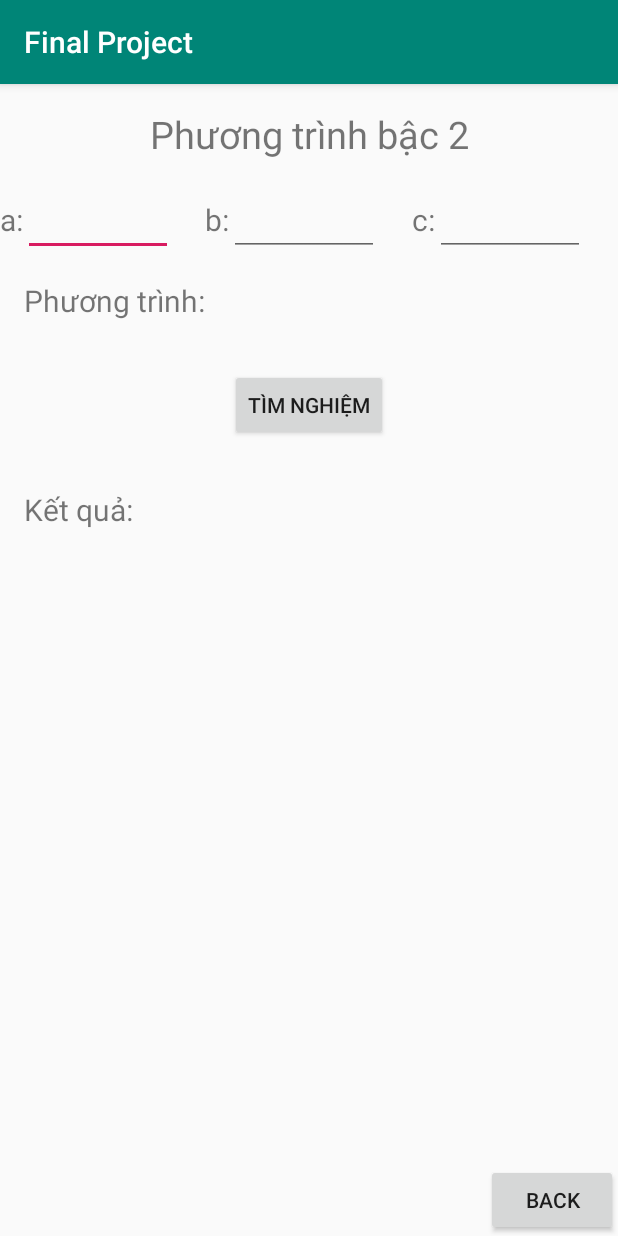
After one commit to darksider2699/projectAndroid, an Android app: the PT screen opened directly, with no data from a screen before it, on a phone screen of 412 x 824 dp. The commit adds this screen. Run offline under Robolectric (Android 15) with nearby library versions, the phone set to English and light mode, and no system bars.

Commit message:
Project V2 - Tinh Toan Phuong Trinh Bac 2

```diff
--- a/FinalProject/app/src/main/AndroidManifest.xml
+++ b/FinalProject/app/src/main/AndroidManifest.xml
@@ -9,7 +9,8 @@
         android:roundIcon="@mipmap/ic_launcher_round"
         android:supportsRtl="true"
         android:theme="@style/AppTheme">
-        <activity android:name=".Luonggiac"></activity>
+        <activity android:name=".PT"></activity>
+        <activity android:name=".Luonggiac" />
         <activity android:name=".Basic" />
         <activity android:name=".MainActivity">
             <intent-filter>
--- /dev/null
+++ b/FinalProject/app/src/main/java/com/qhung/finalproject/PT.java
@@ -0,0 +1,144 @@
+package com.qhung.finalproject;
+
+import androidx.appcompat.app.AppCompatActivity;
+
+import android.os.Bundle;
+import android.text.Editable;
+import android.text.TextWatcher;
+import android.view.View;
+import android.widget.Button;
+import android.widget.EditText;
+import android.widget.TextView;
+import android.widget.Toast;
+
+public class PT extends AppCompatActivity {
+    EditText edta,edtb,edtc;
+    TextView tvpt,tvres;
+    Button btn,btn_back;
+    String a="",b="",c="",res="";
+    @Override
+    protected void onCreate(Bundle savedInstanceState) {
+        super.onCreate(savedInstanceState);
+        setContentView(R.layout.activity_pt);
+        edta = findViewById(R.id.edt_a);
+        edtb = findViewById(R.id.edt_b);
+        edtc = findViewById(R.id.edt_c);
+        tvpt = findViewById(R.id.tv_pt);
+        tvres = findViewById(R.id.tv_res);
+        btn = findViewById(R.id.btn);
+        tvpt.setText(res);
+        edta.addTextChangedListener(new TextWatcher() {
+            @Override
+            public void beforeTextChanged(CharSequence charSequence, int i, int i1, int i2) {
+
+            }
+
+            @Override
+            public void onTextChanged(CharSequence charSequence, int i, int i1, int i2) {
+                a=charSequence.toString();
+                res="";
+                if (!a.isEmpty()) res="("+a+")x^2";
+                if (!b.isEmpty())
+                    if (res.isEmpty()) res="("+b+")x";
+                        else res=res+"+("+b+")x";
+                if (!c.isEmpty())
+                    if (res.isEmpty()) res="("+c+")";
+                    else res=res+"+("+c+")";
+                if (!res.isEmpty()) res=res+"=0";
+                tvpt.setText(res);
+            }
+
+            @Override
+            public void afterTextChanged(Editable editable) {
+
+            }
+        });
+        edtb.addTextChangedListener(new TextWatcher() {
+            @Override
+            public void beforeTextChanged(CharSequence charSequence, int i, int i1, int i2) {
+
+            }
+
+            @Override
+            public void onTextChanged(CharSequence charSequence, int i, int i1, int i2) {
+                b=charSequence.toString();
+                res="";
+                if (!a.isEmpty()) res="("+a+")x^2";
+                if (!b.isEmpty())
+                    if (res.isEmpty()) res="("+b+")x";
+                    else res=res+"+("+b+")x";
+                if (!c.isEmpty())
+                    if (res.isEmpty()) res="("+c+")";
+                    else res=res+"+("+c+")";
+                if (!res.isEmpty()) res=res+"=0";
+                tvpt.setText(res);
+            }
+
+            @Override
+            public void afterTextChanged(Editable editable) {
+
+            }
+        });
+        edtc.addTextChangedListener(new TextWatcher() {
+            @Override
+            public void beforeTextChanged(CharSequence charSequence, int i, int i1, int i2) {
+
+            }
+
+            @Override
+            public void onTextChanged(CharSequence charSequence, int i, int i1, int i2) {
+                c=charSequence.toString();
+                res="";
+                if (!a.isEmpty()) res="("+a+")x^2";
+                if (!b.isEmpty())
+                    if (res.isEmpty()) res="("+b+")x";
+                    else res=res+"+("+b+")x";
+                if (!c.isEmpty())
+                    if (res.isEmpty()) res="("+c+")";
+                    else res=res+"+("+c+")";
+                if (!res.isEmpty()) res=res+"=0";
+                tvpt.setText(res);
+            }
+
+            @Override
+            public void afterTextChanged(Editable editable) {
+
+            }
+        });
+        btn.setOnClickListener(new View.OnClickListener() {
+            @Override
+            public void onClick(View view) {
+                if (a.isEmpty() && b.isEmpty() && c.isEmpty()){
+                    Toast.makeText(PT.this, "Bạn phải nhập ít nhất 1 giá trị", Toast.LENGTH_SHORT).show();
+                }
+                else{
+                    double x=0,y=0,z=0;
+                    if (!a.isEmpty()) x=Double.parseDouble(a);
+                    if (!b.isEmpty()) y=Double.parseDouble(b);
+                    if (!c.isEmpty()) z=Double.parseDouble(c);
+                    if (x==0){
+                        if (y==0){
+                            if (z==0)
+                                tvres.setText("Phương trình vô số nghiệm");
+                            else tvres.setText("Phương trình vô nghiệm");
+                        }
+                        else tvres.setText("x="+(-z/y));
+                    }
+                    else{
+                        double delta=y*y-4*x*z;
+                        if (delta<0) tvres.setText("Phương trình vô nghiệm");
+                        if (delta==0) tvres.setText("x="+(-y/2/x));
+                        if (delta>0) tvres.setText("x1="+((-y+Math.sqrt(delta))/2/x)+" và x2="+((-y-Math.sqrt(delta))/2/x));
+                    }
+                }
+            }
+        });
+        btn_back = findViewById(R.id.btn_back);
+        btn_back.setOnClickListener(new View.OnClickListener() {
+            @Override
+            public void onClick(View view) {
+                finish();
+            }
+        });
+    }
+}
--- /dev/null
+++ b/FinalProject/app/src/main/res/layout/activity_pt.xml
@@ -0,0 +1,174 @@
+<?xml version="1.0" encoding="utf-8"?>
+<LinearLayout xmlns:android="http://schemas.android.com/apk/res/android"
+    xmlns:app="http://schemas.android.com/apk/res-auto"
+    xmlns:tools="http://schemas.android.com/tools"
+    android:layout_width="match_parent"
+    android:layout_height="match_parent"
+    android:orientation="vertical"
+    tools:context=".PT">
+
+    <TextView
+        android:layout_margin="16dp"
+        android:gravity="center"
+        android:text="Phương trình bậc 2"
+        android:textSize="25dp"
+        android:layout_width="match_parent"
+        android:layout_height="wrap_content">
+    </TextView>
+
+    <LinearLayout
+
+        android:orientation="horizontal"
+        android:weightSum="3"
+        android:layout_width="match_parent"
+        android:layout_height="wrap_content">
+
+        <LinearLayout
+            android:layout_weight="1"
+            android:orientation="horizontal"
+            android:layout_width="wrap_content"
+            android:layout_height="wrap_content">
+
+            <TextView
+                android:textSize="20dp"
+                android:text="a:"
+                android:layout_width="wrap_content"
+                android:layout_height="wrap_content">
+
+            </TextView>
+            <EditText
+                android:id="@+id/edt_a"
+                android:inputType="numberSigned|numberDecimal"
+                android:textSize="20dp"
+                android:layout_width="100dp"
+                android:layout_height="wrap_content">
+
+            </EditText>
+
+        </LinearLayout>
+        <LinearLayout
+            android:layout_weight="1"
+            android:orientation="horizontal"
+            android:layout_width="wrap_content"
+            android:layout_height="wrap_content">
+
+            <TextView
+                android:textSize="20dp"
+                android:text="b:"
+                android:layout_width="wrap_content"
+                android:layout_height="wrap_content">
+
+            </TextView>
+            <EditText
+                android:id="@+id/edt_b"
+                android:inputType="numberSigned|numberDecimal"
+                android:textSize="20dp"
+                android:layout_width="100dp"
+                android:layout_height="wrap_content">
+
+            </EditText>
+
+        </LinearLayout>
+        <LinearLayout
+            android:layout_weight="1"
+            android:orientation="horizontal"
+            android:layout_width="wrap_content"
+            android:layout_height="wrap_content">
+
+            <TextView
+                android:textSize="20dp"
+                android:text="c:"
+                android:layout_width="wrap_content"
+                android:layout_height="wrap_content">
+
+            </TextView>
+            <EditText
+                android:id="@+id/edt_c"
+                android:inputType="numberSigned|numberDecimal"
+                android:textSize="20dp"
+                android:layout_width="100dp"
+                android:layout_height="wrap_content">
+
+            </EditText>
+
+        </LinearLayout>
+
+    </LinearLayout>
+    <LinearLayout
+        android:layout_margin="16dp"
+        android:weightSum="6"
+        android:orientation="horizontal"
+        android:layout_width="match_parent"
+        android:layout_height="wrap_content">
+        <TextView
+            android:layout_weight="4"
+            android:textSize="20dp"
+            android:text="Phương trình: "
+            android:layout_width="match_parent"
+            android:layout_height="wrap_content">
+
+        </TextView>
+        <TextView
+            android:id="@+id/tv_pt"
+            android:textSize="20dp"
+            android:layout_weight="2"
+            android:layout_width="match_parent"
+            android:layout_height="wrap_content">
+
+        </TextView>
+    </LinearLayout>
+    <LinearLayout
+        android:layout_margin="16dp"
+        android:gravity="center"
+        android:orientation="horizontal"
+        android:layout_width="match_parent"
+        android:layout_height="wrap_content">
+
+        <Button
+            android:id="@+id/btn"
+            android:text="Tìm nghiệm"
+            android:layout_width="wrap_content"
+            android:layout_height="wrap_content">
+
+        </Button>
+    </LinearLayout>
+
+    <LinearLayout
+        android:layout_margin="16dp"
+        android:weightSum="8"
+        android:orientation="horizontal"
+        android:layout_width="match_parent"
+        android:layout_height="wrap_content">
+        <TextView
+            android:layout_weight="6"
+            android:textSize="20dp"
+            android:text="Kết quả: "
+            android:layout_width="match_parent"
+            android:layout_height="wrap_content">
+
+        </TextView>
+        <TextView
+            android:id="@+id/tv_res"
+            android:textSize="20dp"
+            android:layout_weight="2"
+            android:layout_width="match_parent"
+            android:layout_height="wrap_content">
+
+        </TextView>
+    </LinearLayout>
+    <LinearLayout
+
+        android:orientation="vertical"
+        android:gravity="bottom|right"
+        android:layout_width="match_parent"
+        android:layout_height="match_parent">
+
+        <Button
+            android:id="@+id/btn_back"
+            android:text="BACK"
+            android:layout_width="wrap_content"
+            android:layout_height="wrap_content"></Button>
+
+    </LinearLayout>
+
+</LinearLayout>
```
Also changed, not shown: FinalProject/app/src/main/java/com/qhung/finalproject/MainActivity.java (+9 -1 lines), FinalProject/app/src/main/res/layout/activity_basic.xml (+5 -10 lines), FinalProject/app/src/main/res/layout/activity_luonggiac.xml (+4 -11 lines), FinalProject/app/src/main/res/layout/activity_main.xml (+10 -0 lines).
